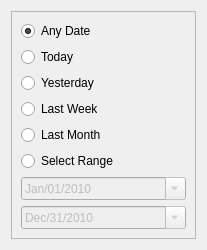
Above: Libs/Widgets/Resources/UI/ctkDateRangeWidget.ui from commontk/CTK before the change. Below: the same form after it.
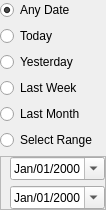
That is the form after the change.

```diff
--- a/Libs/Widgets/Resources/UI/ctkDateRangeWidget.ui
+++ b/Libs/Widgets/Resources/UI/ctkDateRangeWidget.ui
@@ -6,8 +6,8 @@
    <rect>
     <x>0</x>
     <y>0</y>
-    <width>207</width>
-    <height>233</height>
+    <width>100</width>
+    <height>186</height>
    </rect>
   </property>
   <property name="sizePolicy">
@@ -20,17 +20,11 @@
    <string>ctkSliderSpinBoxWidget</string>
   </property>
   <layout class="QVBoxLayout" name="verticalLayout">
-   <item>
-    <widget class="QFrame" name="frame_4">
-     <property name="frameShape">
-      <enum>QFrame::StyledPanel</enum>
-     </property>
-     <property name="frameShadow">
-      <enum>QFrame::Raised</enum>
-     </property>
-     <layout class="QVBoxLayout" name="verticalLayout_2">
+   <property name="margin">
+    <number>0</number>
+   </property>
       <item>
-       <widget class="QRadioButton" name="AnyDate">
+    <widget class="QRadioButton" name="AnyDateRadioButton">
         <property name="text">
          <string>Any Date</string>
         </property>
@@ -40,52 +34,66 @@
        </widget>
       </item>
       <item>
-       <widget class="QRadioButton" name="Today">
+    <widget class="QRadioButton" name="TodayRadioButton">
         <property name="text">
          <string>Today</string>
         </property>
        </widget>
       </item>
       <item>
-       <widget class="QRadioButton" name="Yesterday">
+    <widget class="QRadioButton" name="YesterdayRadioButton">
         <property name="text">
          <string>Yesterday</string>
         </property>
        </widget>
       </item>
       <item>
-       <widget class="QRadioButton" name="LastWeek">
+    <widget class="QRadioButton" name="LastWeekRadioButton">
         <property name="text">
          <string>Last Week</string>
         </property>
        </widget>
       </item>
       <item>
-       <widget class="QRadioButton" name="LastMonth">
+    <widget class="QRadioButton" name="LastMonthRadioButton">
         <property name="text">
          <string>Last Month</string>
         </property>
        </widget>
       </item>
       <item>
-       <widget class="QRadioButton" name="SelectRange">
+    <widget class="QRadioButton" name="SelectRangeRadioButton">
         <property name="text">
          <string>Select Range</string>
         </property>
        </widget>
       </item>
       <item>
+    <widget class="QFrame" name="DateRangeWidget">
+     <property name="sizePolicy">
+      <sizepolicy hsizetype="Preferred" vsizetype="Fixed">
+       <horstretch>0</horstretch>
+       <verstretch>0</verstretch>
+      </sizepolicy>
+     </property>
+     <property name="frameShape">
+      <enum>QFrame::StyledPanel</enum>
+     </property>
+     <property name="frameShadow">
+      <enum>QFrame::Raised</enum>
+     </property>
+     <layout class="QVBoxLayout" name="verticalLayout_2">
+      <property name="topMargin">
+       <number>0</number>
+      </property>
+      <property name="rightMargin">
+       <number>0</number>
+      </property>
+      <property name="bottomMargin">
+       <number>0</number>
+      </property>
+      <item>
        <widget class="QDateTimeEdit" name="StartDate">
-        <property name="enabled">
-         <bool>false</bool>
-        </property>
-        <property name="date">
-         <date>
-          <year>2010</year>
-          <month>1</month>
-          <day>1</day>
-         </date>
-        </property>
         <property name="displayFormat">
          <string>MMM/dd/yyyy</string>
         </property>
@@ -96,16 +104,6 @@
       </item>
       <item>
        <widget class="QDateTimeEdit" name="EndDate">
-        <property name="enabled">
-         <bool>false</bool>
-        </property>
-        <property name="date">
-         <date>
-          <year>2010</year>
-          <month>12</month>
-          <day>31</day>
-         </date>
-        </property>
         <property name="displayFormat">
          <string>MMM/dd/yyyy</string>
         </property>
```
Left out of the diff: 19 changed lines with no effect on the pictures. Lines whose indentation alone changed are shown as unchanged.
